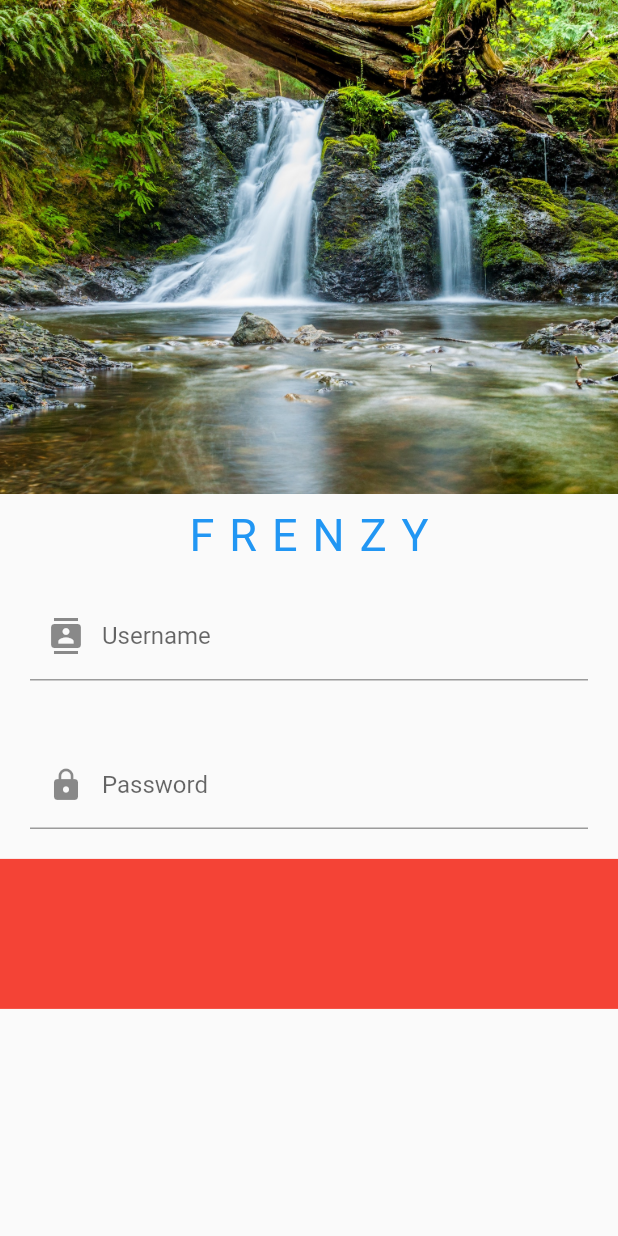
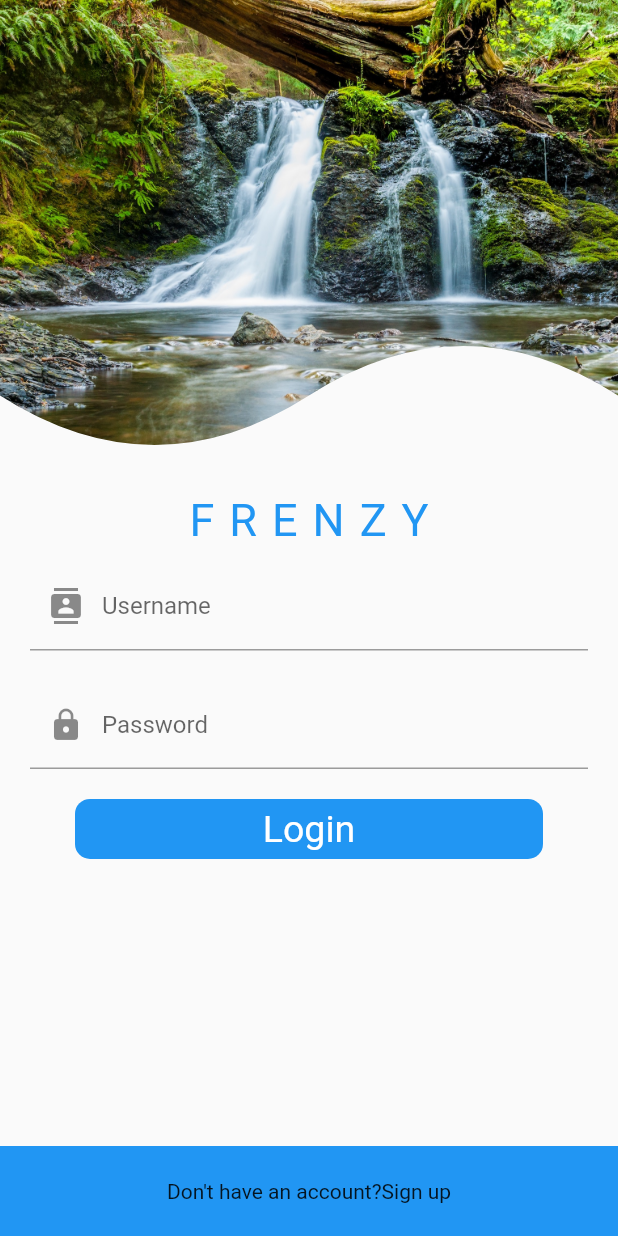
Before and after one commit to kaungphyowai/tutorial_socialmeida_app, a Flutter app: the screen it shows after launch, on a phone screen of 412 x 824 dp. Run offline on Flutter 3.47's test engine with Material 2 defaults, Android fonts, the phone set to English and light mode, and no system bars.

Commit message:
Complete the Login Page(Kind of my own way) But will check out the tutorial for understanding

```diff
--- a/lib/main.dart
+++ b/lib/main.dart
@@ -1,4 +1,5 @@
 import 'package:flutter/material.dart';
+import 'package:flutter_social_ui/widgets/Login.dart';
 
 void main() => runApp(MyApp());
 
@@ -15,61 +16,3 @@ class MyApp extends StatelessWidget {
     );
   }
 }
-
-class Login extends StatelessWidget {
-  @override
-  Widget build(BuildContext context) {
-    return Scaffold(
-      body: SingleChildScrollView(
-        child: Column(
-          children: [
-            Container(
-              child: Image(
-                image: AssetImage('assets/images/login_background.jpg'),
-                height: 2 * MediaQuery.of(context).size.height / 5,
-                fit: BoxFit.cover,
-              ),
-            ),
-            SizedBox(
-              height: 10,
-            ),
-            Text(
-              'FRENZY',
-              style: TextStyle(
-                color: Theme.of(context).primaryColor,
-                fontSize: 30,
-                letterSpacing: 10,
-              ),
-            ),
-            Padding(
-              padding: const EdgeInsets.all(20.0),
-              child: TextField(
-                decoration: InputDecoration(
-                  contentPadding: EdgeInsets.all(20),
-                  hintText: "Username",
-                  prefixIcon: Icon(Icons.contacts),
-                ),
-              ),
-            ),
-            Padding(
-              padding: const EdgeInsets.all(20.0),
-              child: TextField(
-                obscureText: true,
-                decoration: InputDecoration(
-                  contentPadding: EdgeInsets.all(20),
-                  hintText: "Password",
-                  prefixIcon: Icon(Icons.lock),
-                ),
-              ),
-            ),
-            Container(
-              alignment: Alignment.bottomCenter,
-              height: 100,
-              color: Colors.red,
-            )
-          ],
-        ),
-      ),
-    );
-  }
-}
--- /dev/null
+++ b/lib/widgets/Login.dart
@@ -0,0 +1,100 @@
+import 'package:flutter/material.dart ';
+import 'package:flutter_social_ui/screens/Home.dart';
+
+import 'MyCustomClipper.dart';
+
+class Login extends StatelessWidget {
+  @override
+  Widget build(BuildContext context) {
+    return Scaffold(
+      body: SingleChildScrollView(
+        child: Container(
+          height: MediaQuery.of(context).size.height,
+          child: Column(
+            children: [
+              ClipPath(
+                clipper: MyCustomClipper(),
+                child: Container(
+                  child: Image(
+                    image: AssetImage('assets/images/login_background.jpg'),
+                    height: MediaQuery.of(context).size.height / 2.5,
+                    fit: BoxFit.cover,
+                  ),
+                ),
+              ),
+              Text(
+                'FRENZY',
+                style: TextStyle(
+                  color: Theme.of(context).primaryColor,
+                  fontSize: 30,
+                  letterSpacing: 10,
+                ),
+              ),
+              Padding(
+                padding: const EdgeInsets.symmetric(
+                  horizontal: 20.0,
+                  vertical: 10,
+                ),
+                child: TextField(
+                  decoration: InputDecoration(
+                    contentPadding: EdgeInsets.all(20),
+                    hintText: "Username",
+                    prefixIcon: Icon(Icons.contacts),
+                  ),
+                ),
+              ),
+              Padding(
+                padding:
+                    const EdgeInsets.symmetric(horizontal: 20.0, vertical: 10),
+                child: TextField(
+                  obscureText: true,
+                  decoration: InputDecoration(
+                    contentPadding: EdgeInsets.all(20),
+                    hintText: "Password",
+                    prefixIcon: Icon(Icons.lock),
+                  ),
+                ),
+              ),
+              SizedBox(
+                height: 10,
+              ),
+              GestureDetector(
+                onTap: () {
+                  Navigator.pushReplacement(
+                      context, MaterialPageRoute(builder: (context) => Home()));
+                },
+                child: Container(
+                  alignment: Alignment.center,
+                  margin: EdgeInsets.symmetric(horizontal: 50),
+                  width: double.infinity,
+                  height: 40,
+                  decoration: BoxDecoration(
+                      color: Theme.of(context).primaryColor,
+                      borderRadius: BorderRadius.circular(10)),
+                  child: Text(
+                    'Login',
+                    style: TextStyle(color: Colors.white, fontSize: 25),
+                  ),
+                ),
+              ),
+              Expanded(
+                child: Align(
+                  alignment: Alignment.bottomCenter,
+                  child: Container(
+                    alignment: Alignment.center,
+                    width: double.infinity,
+                    height: 60,
+                    decoration: BoxDecoration(
+                      color: Theme.of(context).primaryColor,
+                    ),
+                    child: Text('Don\'t have an account?Sign up'),
+                  ),
+                ),
+              )
+            ],
+          ),
+        ),
+      ),
+    );
+  }
+}
--- /dev/null
+++ b/lib/widgets/MyCustomClipper.dart
@@ -0,0 +1,24 @@
+import 'package:flutter/material.dart';
+
+class MyCustomClipper extends CustomClipper<Path> {
+  @override
+  Path getClip(Size size) {
+    Path path = Path();
+    path.lineTo(0, 4 * size.height / 5);
+    Offset firstControlPoint = Offset(size.width / 4, size.height);
+    Offset centerPoint = Offset(size.width / 2, 4 * size.height / 5);
+    Offset secondControlPoint = Offset(3 * size.width / 4, 3 * size.height / 5);
+
+    Offset endPoint = Offset(size.width, 4 * size.height / 5);
+    path.quadraticBezierTo(firstControlPoint.dx, firstControlPoint.dy,
+        centerPoint.dx, centerPoint.dy);
+    path.quadraticBezierTo(
+        secondControlPoint.dx, secondControlPoint.dy, endPoint.dx, endPoint.dy);
+    path.lineTo(size.width, 0);
+    path.close();
+    return path;
+  }
+
+  @override
+  bool shouldReclip(CustomClipper<Path> oldClipper) => false;
+}
```
Also changed, not shown: lib/screens/Home.dart (added, +92 -0 lines).
